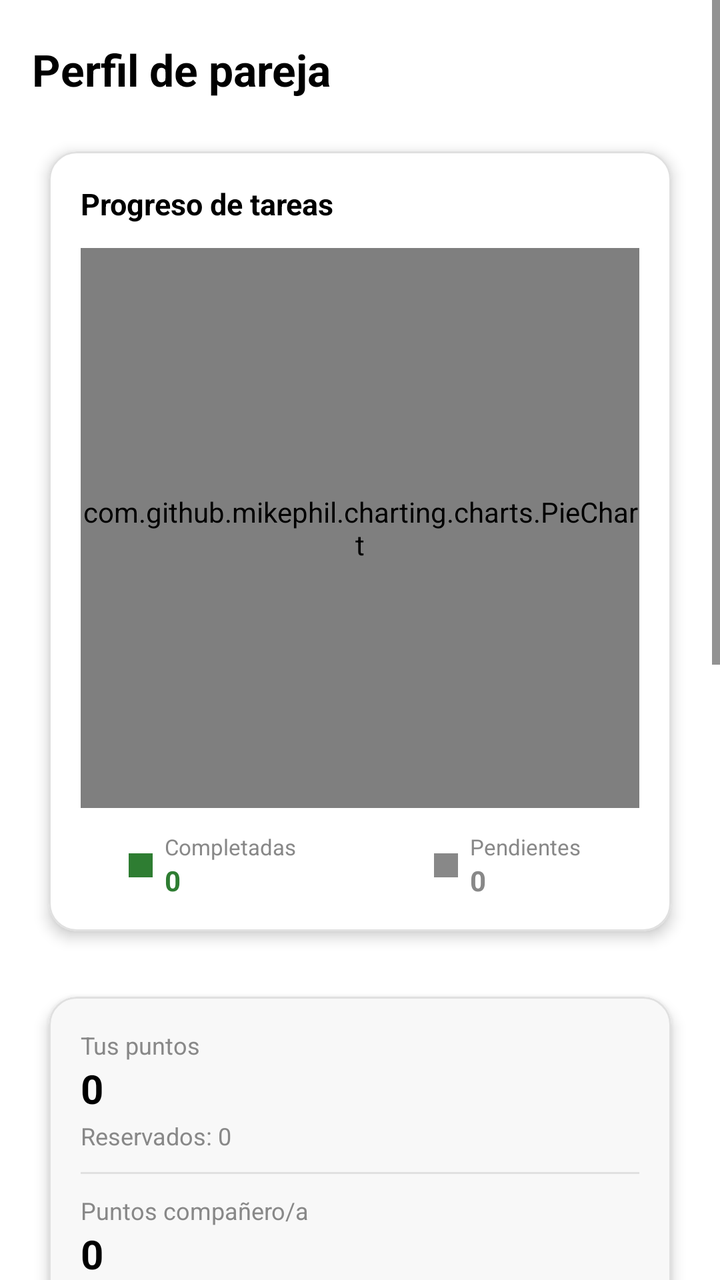
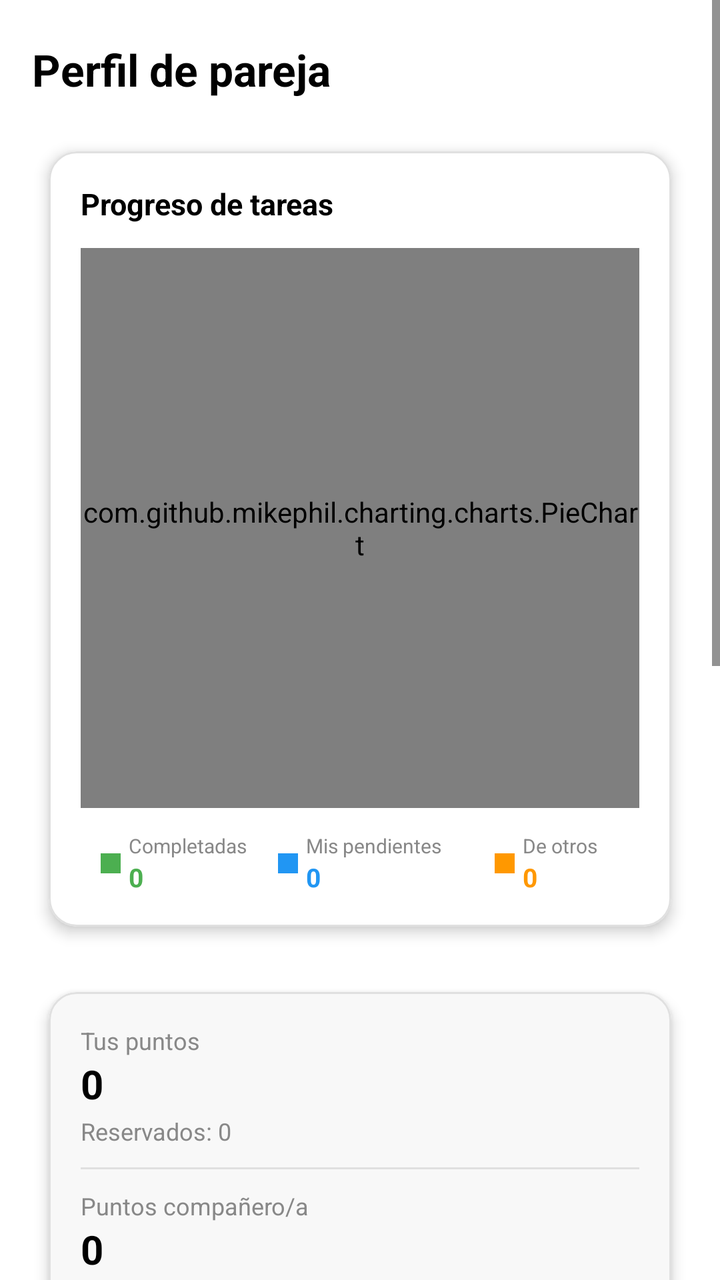

Two renders of the same Android screen: before a commit and after it. Below are the layout's source before the change and the commit's diff.
<!-- AndroidManifest.xml: application theme Theme.TFG -->
<!-- res/layout/fragment_pareja.xml -->
<?xml version="1.0" encoding="utf-8"?>
<ScrollView xmlns:android="http://schemas.android.com/apk/res/android"
    xmlns:app="http://schemas.android.com/apk/res-auto"
    android:layout_width="match_parent"
    android:layout_height="match_parent"
    android:fillViewport="false"
    android:background="@color/fondo">

    <LinearLayout
        android:layout_width="match_parent"
        android:layout_height="wrap_content"
        android:orientation="vertical"
        android:paddingTop="20dp"
        android:paddingStart="16dp"
        android:paddingEnd="16dp"
        android:paddingBottom="76dp">

        <TextView
            android:id="@+id/tvTituloPareja"
            android:layout_width="match_parent"
            android:layout_height="wrap_content"
            android:text="Perfil de pareja"
            android:textSize="22sp"
            android:textStyle="bold"
            android:textColor="@color/texto_principal"
            android:layout_marginBottom="16dp" />

        
        <com.google.android.material.card.MaterialCardView
            android:layout_width="match_parent"
            android:layout_height="wrap_content"
            android:layout_marginBottom="12dp"
            app:cardCornerRadius="14dp"
            app:cardElevation="4dp"
            app:cardBackgroundColor="@color/white"
            app:strokeColor="@color/divisor"
            app:strokeWidth="1dp">

            <LinearLayout
                android:layout_width="match_parent"
                android:layout_height="wrap_content"
                android:orientation="vertical"
                android:padding="16dp">

                <TextView
                    android:layout_width="wrap_content"
                    android:layout_height="wrap_content"
                    android:text="Progreso de tareas"
                    android:textSize="15sp"
                    android:textStyle="bold"
                    android:textColor="@color/texto_principal"
                    android:layout_marginBottom="12dp" />

                <com.github.mikephil.charting.charts.PieChart
                    android:id="@+id/pieChartTareas"
                    android:layout_width="match_parent"
                    android:layout_height="280dp" />

                <LinearLayout
                    android:layout_width="match_parent"
                    android:layout_height="wrap_content"
                    android:orientation="horizontal"
                    android:layout_marginTop="12dp"
                    android:gravity="center">

                    <LinearLayout
                        android:layout_width="0dp"
                        android:layout_height="wrap_content"
                        android:layout_weight="1"
                        android:orientation="horizontal"
                        android:gravity="center"
                        android:layout_marginEnd="8dp">

                        <View
                            android:layout_width="12dp"
                            android:layout_height="12dp"
                            android:background="@color/verde"
                            android:layout_marginEnd="6dp" />

                        <LinearLayout
                            android:layout_width="wrap_content"
                            android:layout_height="wrap_content"
                            android:orientation="vertical">

                            <TextView
                                android:layout_width="wrap_content"
                                android:layout_height="wrap_content"
                                android:text="Completadas"
                                android:textSize="11sp"
                                android:textColor="@color/gris" />

                            <TextView
                                android:id="@+id/tvTareasCompletadas"
                                android:layout_width="wrap_content"
                                android:layout_height="wrap_content"
                                android:text="0"
                                android:textSize="14sp"
                                android:textStyle="bold"
                                android:textColor="@color/verde" />
                        </LinearLayout>
                    </LinearLayout>

                    <LinearLayout
                        android:layout_width="0dp"
                        android:layout_height="wrap_content"
                        android:layout_weight="1"
                        android:orientation="horizontal"
                        android:gravity="center"
                        android:layout_marginStart="8dp">

                        <View
                            android:layout_width="12dp"
                            android:layout_height="12dp"
                            android:background="@color/gris"
                            android:layout_marginEnd="6dp" />

                        <LinearLayout
                            android:layout_width="wrap_content"
                            android:layout_height="wrap_content"
                            android:orientation="vertical">

                            <TextView
                                android:layout_width="wrap_content"
                                android:layout_height="wrap_content"
                                android:text="Pendientes"
                                android:textSize="11sp"
                                android:textColor="@color/gris" />

                            <TextView
                                android:id="@+id/tvTareasPendientes"
                                android:layout_width="wrap_content"
                                android:layout_height="wrap_content"
                                android:text="0"
                                android:textSize="14sp"
                                android:textStyle="bold"
                                android:textColor="@color/gris" />
                        </LinearLayout>
                    </LinearLayout>
                </LinearLayout>
            </LinearLayout>
        </com.google.android.material.card.MaterialCardView>

        
        <com.google.android.material.card.MaterialCardView
            android:layout_width="match_parent"
            android:layout_height="wrap_content"
            android:layout_marginBottom="12dp"
            app:cardCornerRadius="14dp"
            app:cardElevation="4dp"
            app:cardBackgroundColor="@color/white"
            app:strokeColor="@color/divisor"
            app:strokeWidth="1dp">

            <LinearLayout
                android:layout_width="match_parent"
                android:layout_height="wrap_content"
                android:orientation="vertical"
                android:padding="16dp"
                android:background="#F8F8F8">

                <TextView
                    android:layout_width="wrap_content"
                    android:layout_height="wrap_content"
                    android:text="Tus puntos"
                    android:textSize="12sp"
                    android:textColor="@color/gris" />

                <TextView
                    android:id="@+id/tvTusPuntos"
                    android:layout_width="wrap_content"
                    android:layout_height="wrap_content"
                    android:text="0"
                    android:textSize="20sp"
                    android:textStyle="bold"
                    android:textColor="@color/negro"
                    android:layout_marginBottom="2dp" />

                <TextView
                    android:id="@+id/tvPuntosReservados"
                    android:layout_width="wrap_content"
                    android:layout_height="wrap_content"
                    android:text="Reservados: 0"
                    android:textSize="12sp"
                    android:textColor="@color/gris"
                    android:layout_marginBottom="10dp" />

                <View
                    android:layout_width="match_parent"
                    android:layout_height="1dp"
                    android:background="@color/divisor"
                    android:layout_marginBottom="10dp" />

                <TextView
                    android:layout_width="wrap_content"
                    android:layout_height="wrap_content"
                    android:text="Puntos compañero/a"
                    android:textSize="12sp"
                    android:textColor="@color/gris" />

                <TextView
                    android:id="@+id/tvPuntosCompanero"
                    android:layout_width="wrap_content"
                    android:layout_height="wrap_content"
                    android:text="0"
                    android:textSize="20sp"
                    android:textStyle="bold"
                    android:textColor="@color/negro"
                    android:layout_marginBottom="4dp" />

                <TextView
                    android:id="@+id/tvNombreGrupoSmall"
                    android:layout_width="wrap_content"
                    android:layout_height="wrap_content"
                    android:text="-"
                    android:textSize="13sp"
                    android:textColor="@color/texto_secundario" />
            </LinearLayout>
        </com.google.android.material.card.MaterialCardView>

        
        <com.google.android.material.card.MaterialCardView
            android:layout_width="match_parent"
            android:layout_height="wrap_content"
            android:layout_marginBottom="12dp"
            app:cardCornerRadius="14dp"
            app:cardElevation="4dp"
            app:cardBackgroundColor="@color/white"
            app:strokeColor="@color/divisor"
            app:strokeWidth="1dp">

            <LinearLayout
                android:layout_width="match_parent"
                android:layout_height="wrap_content"
                android:orientation="vertical"
                android:padding="16dp">

                <TextView
                    android:layout_width="wrap_content"
                    android:layout_height="wrap_content"
                    android:text="Gestión del grupo"
                    android:textSize="15sp"
                    android:textStyle="bold"
                    android:textColor="@color/texto_principal"
                    android:layout_marginBottom="12dp" />

                <com.google.android.material.button.MaterialButton
                    android:id="@+id/btnCrearGrupo"
                    android:layout_width="match_parent"
                    android:layout_height="wrap_content"
                    style="@style/Widget.MaterialComponents.Button"
                    app:cornerRadius="10dp"
                    android:backgroundTint="@color/negro"
                    android:text="Crear grupo"
                    android:textColor="@color/white"
                    android:textAllCaps="false"
                    android:layout_marginBottom="8dp" />

                <com.google.android.material.button.MaterialButton
                    android:id="@+id/btnGenerarInvitacion"
                    android:layout_width="match_parent"
                    android:layout_height="wrap_content"
                    style="@style/Widget.MaterialComponents.Button.OutlinedButton"
                    app:cornerRadius="10dp"
                    app:strokeColor="@color/negro"
                    app:strokeWidth="1dp"
                    android:text="Generar invitación"
                    android:textColor="@color/texto_principal"
                    android:textAllCaps="false"
                    android:layout_marginBottom="8dp" />

                <com.google.android.material.card.MaterialCardView
                    android:layout_width="match_parent"
                    android:layout_height="wrap_content"
                    android:layout_marginBottom="8dp"
                    app:cardCornerRadius="8dp"
                    app:cardElevation="0dp"
                    app:cardBackgroundColor="#F5F5F5"
                    app:strokeColor="@color/divisor"
                    app:strokeWidth="1dp">

                    <LinearLayout
                        android:layout_width="match_parent"
                        android:layout_height="wrap_content"
                        android:orientation="vertical"
                        android:padding="12dp">

                        <TextView
                            android:id="@+id/tvCodigo"
                            android:layout_width="match_parent"
                            android:layout_height="wrap_content"
                            android:text="Código: -"
                            android:textSize="14sp"
                            android:textColor="@color/texto_principal"
                            android:layout_marginBottom="8dp" />

                        <LinearLayout
                            android:layout_width="match_parent"
                            android:layout_height="wrap_content"
                            android:orientation="horizontal">

                            <com.google.android.material.button.MaterialButton
                                android:id="@+id/btnCopiarCodigo"
                                android:layout_width="0dp"
                                android:layout_height="wrap_content"
                                android:layout_weight="1"
                                style="@style/Widget.MaterialComponents.Button.OutlinedButton"
                                app:cornerRadius="8dp"
                                app:strokeColor="@color/negro"
                                app:strokeWidth="1dp"
                                app:icon="@android:drawable/ic_menu_save"
                                android:text="Copiar"
                                android:textColor="@color/texto_principal"
                                android:textAllCaps="false"
                                android:textSize="12sp"
                                android:layout_marginEnd="4dp" />

                            <com.google.android.material.button.MaterialButton
                                android:id="@+id/btnCompartirCodigo"
                                android:layout_width="0dp"
                                android:layout_height="wrap_content"
                                android:layout_weight="1"
                                style="@style/Widget.MaterialComponents.Button.OutlinedButton"
                                app:cornerRadius="8dp"
                                app:strokeColor="@color/negro"
                                app:strokeWidth="1dp"
                                app:icon="@android:drawable/ic_menu_share"
                                android:text="Compartir"
                                android:textColor="@color/texto_principal"
                                android:textAllCaps="false"
                                android:textSize="12sp"
                                android:layout_marginStart="4dp" />
                        </LinearLayout>
                    </LinearLayout>
                </com.google.android.material.card.MaterialCardView>

                <com.google.android.material.textfield.TextInputLayout
                    style="@style/Widget.MaterialComponents.TextInputLayout.OutlinedBox"
                    android:layout_width="match_parent"
                    android:layout_height="wrap_content"
                    android:hint="Introduce código de invitación"
                    android:layout_marginBottom="8dp"
                    app:boxBackgroundColor="#F5F5F5"
                    app:boxStrokeColor="@color/negro"
                    app:hintTextColor="@color/gris">

                    <com.google.android.material.textfield.TextInputEditText
                        android:id="@+id/etCodigoAceptar"
                        android:layout_width="match_parent"
                        android:layout_height="wrap_content"
                        android:imeOptions="flagNoExtractUi"
                        android:inputType="text"
                        android:textColor="@color/texto_principal"
                        android:textColorHint="@color/gris" />
                </com.google.android.material.textfield.TextInputLayout>

                <com.google.android.material.button.MaterialButton
                    android:id="@+id/btnAceptarInvitacion"
                    android:layout_width="match_parent"
                    android:layout_height="wrap_content"
                    style="@style/Widget.MaterialComponents.Button"
                    app:cornerRadius="10dp"
                    android:backgroundTint="@color/negro"
                    android:text="Aceptar invitación"
                    android:textColor="@color/white"
                    android:textAllCaps="false"
                    android:layout_marginBottom="8dp" />

                <com.google.android.material.button.MaterialButton
                    android:id="@+id/btnSalirGrupoTop"
                    android:layout_width="match_parent"
                    android:layout_height="wrap_content"
                    style="@style/Widget.MaterialComponents.Button.OutlinedButton"
                    app:cornerRadius="10dp"
                    app:strokeColor="@color/rojo"
                    app:strokeWidth="1dp"
                    android:text="Salir del grupo"
                    android:textColor="@color/rojo"
                    android:textAllCaps="false"
                    android:visibility="gone" />

            </LinearLayout>
        </com.google.android.material.card.MaterialCardView>

        
        <com.google.android.material.card.MaterialCardView
            android:id="@+id/cardInfoGrupo"
            android:layout_width="match_parent"
            android:layout_height="wrap_content"
            android:layout_marginBottom="12dp"
            android:visibility="gone"
            app:cardCornerRadius="14dp"
            app:cardElevation="4dp"
            app:cardBackgroundColor="@color/white"
            app:strokeColor="@color/negro"
            app:strokeWidth="1dp">

            <LinearLayout
                android:layout_width="match_parent"
                android:layout_height="wrap_content"
                android:orientation="vertical"
                android:padding="16dp">

                <LinearLayout
                    android:layout_width="match_parent"
                    android:layout_height="wrap_content"
                    android:orientation="horizontal"
                    android:gravity="center_vertical"
                    android:layout_marginBottom="4dp">

                    <TextView
                        android:id="@+id/tvGroupEmoji"
                        android:layout_width="wrap_content"
                        android:layout_height="wrap_content"
                        android:text="❤️"
                        android:textSize="24sp"
                        android:layout_marginEnd="8dp"
                        android:clickable="true"
                        android:focusable="true"
                        android:background="?attr/selectableItemBackgroundBorderless" />

                    <TextView
                        android:id="@+id/tvGroupName"
                        android:layout_width="0dp"
                        android:layout_height="wrap_content"
                        android:layout_weight="1"
                        android:text="Nombre del grupo"
                        android:textSize="16sp"
                        android:textStyle="bold"
                        android:textColor="@color/texto_principal" />
                </LinearLayout>

                <TextView
                    android:id="@+id/tvGroupMembers"
                    android:layout_width="match_parent"
                    android:layout_height="wrap_content"
                    android:text="Miembros: 0"
                    android:textSize="13sp"
                    android:textColor="@color/texto_secundario"
                    android:layout_marginBottom="12dp" />

                <LinearLayout
                    android:layout_width="match_parent"
                    android:layout_height="wrap_content"
                    android:orientation="horizontal">

                    <com.google.android.material.button.MaterialButton
                        android:id="@+id/btnAbrirGrupo"
                        android:layout_width="0dp"
                        android:layout_height="wrap_content"
                        android:layout_weight="1"
                        style="@style/Widget.MaterialComponents.Button.OutlinedButton"
                        app:cornerRadius="8dp"
                        app:strokeColor="@color/negro"
                        app:strokeWidth="1dp"
                        android:text="Abrir"
                        android:textColor="@color/texto_principal"
                        android:textAllCaps="false"
                        android:layout_marginEnd="6dp" />

                    <com.google.android.material.button.MaterialButton
                        android:id="@+id/btnEditarNombre"
                        android:layout_width="0dp"
                        android:layout_height="wrap_content"
                        android:layout_weight="1"
                        style="@style/Widget.MaterialComponents.Button"
                        app:cornerRadius="8dp"
                        android:backgroundTint="@color/negro"
                        android:text="Guardar"
                        android:textColor="@color/white"
                        android:textAllCaps="false" />

                </LinearLayout>
            </LinearLayout>
        </com.google.android.material.card.MaterialCardView>

        
        <TextView
            android:id="@+id/tvMiembrosTitulo"
            android:layout_width="match_parent"
            android:layout_height="wrap_content"
            android:text="Miembros del grupo"
            android:textSize="15sp"
            android:textStyle="bold"
            android:textColor="@color/texto_principal"
            android:visibility="gone"
            android:layout_marginBottom="8dp" />

        <androidx.recyclerview.widget.RecyclerView
            android:id="@+id/rvMiembros"
            android:layout_width="match_parent"
            android:layout_height="wrap_content"
            android:visibility="gone"
            android:nestedScrollingEnabled="false" />

        
        <FrameLayout
            android:id="@+id/bottomContainer"
            android:layout_width="match_parent"
            android:layout_height="0dp"
            android:visibility="gone" />

        <androidx.cardview.widget.CardView
            android:id="@+id/bottomBar"
            android:layout_width="match_parent"
            android:layout_height="0dp"
            android:visibility="gone" />

    </LinearLayout>
</ScrollView>
<!-- resources referenced by this layout -->
<resources>
  <color name="divisor">#E0E0E0</color>
  <color name="fondo">#FFFFFF</color>
  <color name="gris">#888888</color>
  <color name="negro">#000000</color>
  <color name="rojo">#C62828</color>
  <color name="texto_principal">#000000</color>
  <color name="texto_secundario">#2D2D2D</color>
  <color name="verde">#2E7D32</color>
  <color name="white">#FFFFFF</color>
  <style name="Theme.TFG" parent="Tema.TFG.Moderno" />
  <color name="primario">#000000</color>
  <color name="on_acento">#FFFFFF</color>
  <color name="superficie">#FFFFFF</color>
  <style name="Widget.TFG.Tarjeta" parent="Widget.MaterialComponents.CardView">
          <item name="cardCornerRadius">12dp</item>
          <item name="cardUseCompatPadding">true</item>
          <item name="cardElevation">4dp</item>
          <item name="cardBackgroundColor">@color/white</item>
          <item name="strokeColor">@color/divisor</item>
          <item name="strokeWidth">1dp</item>
      </style>
  <style name="Widget.TFG.EditText" parent="@style/Widget.MaterialComponents.TextInputEditText.OutlinedBox">
          <item name="android:textColor">@color/texto_principal</item>
          <item name="android:textColorHint">@color/gris</item>
          <item name="android:background">@drawable/bg_input_campo</item>
          <item name="android:padding">12dp</item>
      </style>
  <style name="TextAppearance.TFG.Cuerpo" parent="TextAppearance.MaterialComponents.Body1">
          <item name="android:textColor">@color/texto_secundario</item>
          <item name="android:textSize">14sp</item>
      </style>
  <style name="TextAppearance.TFG.Titulo" parent="TextAppearance.MaterialComponents.Headline6">
          <item name="android:textColor">@color/texto_principal</item>
          <item name="android:textStyle">bold</item>
          <item name="android:textSize">20sp</item>
      </style>
  <style name="Widget.TFG.BottomNav" parent="Widget.MaterialComponents.BottomNavigationView">
          <item name="android:minHeight">0dp</item>
          <item name="android:paddingTop">4dp</item>
          <item name="android:paddingBottom">4dp</item>
          <item name="itemPaddingTop">4dp</item>
          <item name="itemPaddingBottom">4dp</item>
          <item name="itemTextAppearanceActive">@style/TextAppearance.TFG.NavLabel</item>
          <item name="itemTextAppearanceInactive">@style/TextAppearance.TFG.NavLabel</item>
      </style>
  <!-- drawable bg_input_campo (drawable) -->
  <?xml version="1.0" encoding="utf-8"?>
  <selector xmlns:android="http://schemas.android.com/apk/res/android">
      
      <item android:state_focused="true">
          <shape android:shape="rectangle">
              <solid android:color="#F5F5F5" />
              <corners android:radius="10dp" />
              <stroke android:width="2dp" android:color="#000000" />
              <padding android:left="12dp" android:top="12dp" android:right="12dp" android:bottom="12dp" />
          </shape>
      </item>
      
      <item>
          <shape android:shape="rectangle">
              <solid android:color="#F5F5F5" />
              <corners android:radius="10dp" />
              <stroke android:width="1dp" android:color="#CCCCCC" />
              <padding android:left="12dp" android:top="12dp" android:right="12dp" android:bottom="12dp" />
          </shape>
      </item>
  </selector>
  <style name="TextAppearance.TFG.NavLabel" parent="TextAppearance.MaterialComponents.Caption">
          <item name="android:textSize">10sp</item>
      </style>
  <!-- unchanged entries left out for length: 1 -->
</resources>

<!-- the commit's change to res/layout/fragment_pareja.xml (unified diff, before → after) -->
@@ -68,14 +68,13 @@
                         android:layout_height="wrap_content"
                         android:layout_weight="1"
                         android:orientation="horizontal"
-                        android:gravity="center"
-                        android:layout_marginEnd="8dp">
+                        android:gravity="center">
 
                         <View
-                            android:layout_width="12dp"
-                            android:layout_height="12dp"
+                            android:layout_width="10dp"
+                            android:layout_height="10dp"
                             android:background="@color/verde"
-                            android:layout_marginEnd="6dp" />
+                            android:layout_marginEnd="4dp" />
 
                         <LinearLayout
                             android:layout_width="wrap_content"
@@ -86,7 +85,7 @@
                                 android:layout_width="wrap_content"
                                 android:layout_height="wrap_content"
                                 android:text="Completadas"
-                                android:textSize="11sp"
+                                android:textSize="10sp"
                                 android:textColor="@color/gris" />
 
                             <TextView
@@ -94,7 +93,7 @@
                                 android:layout_width="wrap_content"
                                 android:layout_height="wrap_content"
                                 android:text="0"
-                                android:textSize="14sp"
+                                android:textSize="13sp"
                                 android:textStyle="bold"
                                 android:textColor="@color/verde" />
                         </LinearLayout>
@@ -105,14 +104,13 @@
                         android:layout_height="wrap_content"
                         android:layout_weight="1"
                         android:orientation="horizontal"
-                        android:gravity="center"
-                        android:layout_marginStart="8dp">
+                        android:gravity="center">
 
                         <View
-                            android:layout_width="12dp"
-                            android:layout_height="12dp"
-                            android:background="@color/gris"
-                            android:layout_marginEnd="6dp" />
+                            android:layout_width="10dp"
+                            android:layout_height="10dp"
+                            android:background="@color/azul"
+                            android:layout_marginEnd="4dp" />
 
                         <LinearLayout
                             android:layout_width="wrap_content"
@@ -122,18 +120,54 @@
                             <TextView
                                 android:layout_width="wrap_content"
                                 android:layout_height="wrap_content"
-                                android:text="Pendientes"
-                                android:textSize="11sp"
+                                android:text="Mis pendientes"
+                                android:textSize="10sp"
                                 android:textColor="@color/gris" />
 
                             <TextView
-                                android:id="@+id/tvTareasPendientes"
+                                android:id="@+id/tvTareasPendientesMias"
                                 android:layout_width="wrap_content"
                                 android:layout_height="wrap_content"
                                 android:text="0"
-                                android:textSize="14sp"
+                                android:textSize="13sp"
                                 android:textStyle="bold"
+                                android:textColor="@color/azul" />
+                        </LinearLayout>
+                    </LinearLayout>
+
+                    <LinearLayout
+                        android:layout_width="0dp"
+                        android:layout_height="wrap_content"
+                        android:layout_weight="1"
+                        android:orientation="horizontal"
+                        android:gravity="center">
+
+                        <View
+                            android:layout_width="10dp"
+                            android:layout_height="10dp"
+                            android:background="@color/naranja"
+                            android:layout_marginEnd="4dp" />
+
+                        <LinearLayout
+                            android:layout_width="wrap_content"
+                            android:layout_height="wrap_content"
+                            android:orientation="vertical">
+
+                            <TextView
+                                android:layout_width="wrap_content"
+                                android:layout_height="wrap_content"
+                                android:text="De otros"
+                                android:textSize="10sp"
                                 android:textColor="@color/gris" />
+
+                            <TextView
+                                android:id="@+id/tvTareasPendientesOtros"
+                                android:layout_width="wrap_content"
+                                android:layout_height="wrap_content"
+                                android:text="0"
+                                android:textSize="13sp"
+                                android:textStyle="bold"
+                                android:textColor="@color/naranja" />
                         </LinearLayout>
                     </LinearLayout>
                 </LinearLayout>
<!-- resource entries referenced after the edit -->
@@ -1,13 +1,15 @@
 <!-- resources referenced by this layout -->
 <resources>
+  <color name="azul">#2196F3</color>
   <color name="divisor">#E0E0E0</color>
   <color name="fondo">#FFFFFF</color>
   <color name="gris">#888888</color>
+  <color name="naranja">#FF9800</color>
   <color name="negro">#000000</color>
   <color name="rojo">#C62828</color>
   <color name="texto_principal">#000000</color>
   <color name="texto_secundario">#2D2D2D</color>
-  <color name="verde">#2E7D32</color>
+  <color name="verde">#4CAF50</color>
   <color name="white">#FFFFFF</color>
   <style name="Theme.TFG" parent="Tema.TFG.Moderno" />
   <color name="primario">#000000</color>
